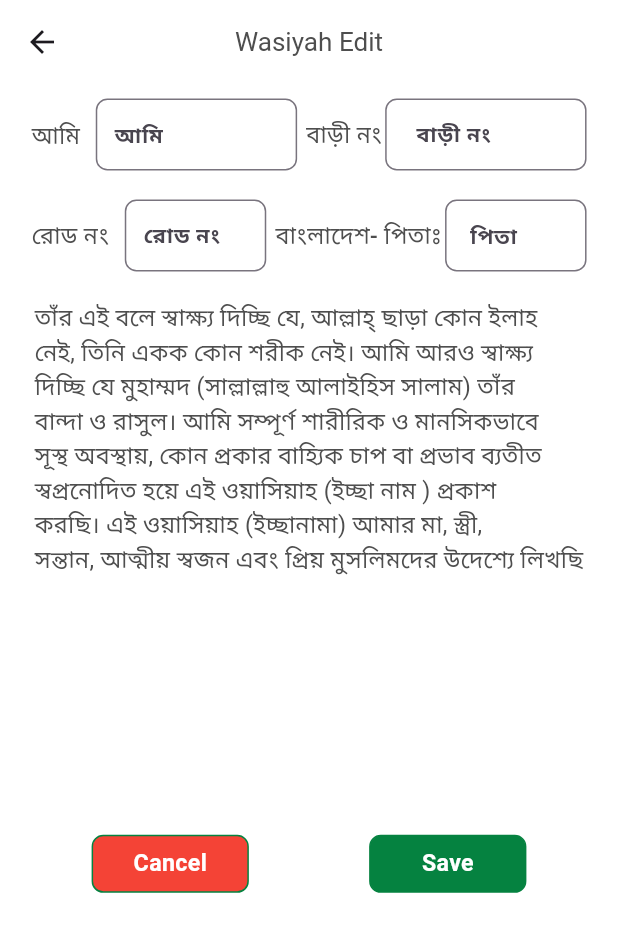
After one commit to nurappsdev/AL-Wasyeeah-App, a Flutter app: the WasyyahScreen screen opened by its route, after a tap on "Edit", on a phone screen of 412 x 824 dp. The commit adds this screen. Shown: the top 932 px of the screen. Run offline on Flutter 3.47's test engine with Material 3 defaults, Android fonts, the phone set to English and light mode, and no system bars; our stand-ins replace cached_network_image, fl_chart, flutter_screenutil, flutter_spinkit, flutter_svg, fluttertoast and 6 more; missing offline and left inert: country_flags, mime_type; accounts and stored records are empty; Roboto replaces fonts that are missing (Poppins-Regular); project files that could hold a hidden picture were left out.

Commit message:
wasyyia done

```diff
--- a/lib/helpers/app_routes.dart
+++ b/lib/helpers/app_routes.dart
@@ -20,6 +20,7 @@ class AppRoutes {
   static const String fatherInfoScreen = "/fatherInfoScreen.dart";
   static const String homeScreen = "/homeScreen.dart";
   static const String wasyyahScreen = "/wasyyahScreen.dart";
+  static const String wasyyahEditScreen = "/wasyyahEditScreen.dart";
 
   static List<GetPage> get routes => [
    GetPage(name: splashScreen, page: () =>  SplashScreen()),
@@ -34,6 +35,7 @@ class AppRoutes {
    GetPage(name: fatherInfoScreen, page: () => FatherInfoScreen()),
    GetPage(name: homeScreen, page: () => HomeScreen()),
    GetPage(name: wasyyahScreen, page: () => WasyyahScreen()),
+   GetPage(name: wasyyahEditScreen, page: () => WasiyahEditScreen()),
 
   ];
 }
--- a/lib/view/screen/screen.dart
+++ b/lib/view/screen/screen.dart
@@ -13,3 +13,4 @@ export 'profile_setting/family_info_screen.dart';
 export 'profile_setting/bank_info_screen.dart';
 export 'home_screen.dart';
 export 'wasyyah/wasyyah_screen.dart';
+export 'wasyyah/wasiyah_edit_screen.dart';
--- /dev/null
+++ b/lib/view/screen/wasyyah/wasiyah_edit_screen.dart
@@ -0,0 +1,139 @@
+import 'package:al_wasyeah/view/widgets/custom_text.dart';
+import 'package:flutter/material.dart';
+import 'package:flutter_screenutil/flutter_screenutil.dart';
+import 'package:get/get.dart';
+
+import '../../../utils/utils.dart';
+import '../../widgets/widgets.dart';
+
+class WasiyahEditScreen extends StatelessWidget {
+  const WasiyahEditScreen({super.key});
+
+  @override
+  Widget build(BuildContext context) {
+    return Scaffold(
+      appBar: AppBar(title: CustomText(text: "Wasiyah Edit".tr,fontsize: 18.sp,),),
+          body: Container(
+            height: Get.height,
+            width: double.infinity,
+            child: Padding(
+              padding: EdgeInsets.symmetric(horizontal: 20.w),
+              child: Column(
+                children: [
+                  SizedBox(height: 10.h),
+                  Row(
+                    mainAxisAlignment: MainAxisAlignment.start,
+                    crossAxisAlignment: CrossAxisAlignment.center,
+                    children: [
+                      CustomText(
+                        text: "আমি".tr,
+                        fontWeight: FontWeight.w500,
+                        fontsize: 16.sp, // Unified font size
+                      ),
+                      SizedBox(width: 10.w),
+                      Expanded(
+                        child: TextField(
+                          decoration: InputDecoration(
+                            hintText: "আমি".tr,
+                            border: OutlineInputBorder(
+                              borderRadius: BorderRadius.circular(8.r),
+                            ),
+                            contentPadding: EdgeInsets.symmetric(vertical: 6.h, horizontal: 8.w),
+                          ),
+                        ),
+                      ),
+                      CustomText(
+                        text: " বাড়ী নং ".tr,
+                        fontWeight: FontWeight.w500,
+                        fontsize: 16.sp, // Unified font size
+                      ),
+                      Expanded(
+                        child: TextFormField(
+                          decoration: InputDecoration(
+                            hintText: " বাড়ী নং ".tr,
+                            border: OutlineInputBorder(
+                              borderRadius: BorderRadius.circular(8.r),
+                            ),
+                            contentPadding: EdgeInsets.symmetric(vertical: 10.h, horizontal: 12.w),
+                          ),
+                        ),
+                      ),
+                    ],
+                  ),
+                  SizedBox(height: 20.h),
+                  Row(
+                    mainAxisAlignment: MainAxisAlignment.start,
+                    crossAxisAlignment: CrossAxisAlignment.center,
+                    children: [
+                      CustomText(
+                        text: "রোড নং".tr,
+                        fontWeight: FontWeight.w500,
+                        fontsize: 16.sp, // Unified font size
+                      ),
+                      SizedBox(width: 10.w),
+                      Expanded(
+                        child: TextField(
+                          decoration: InputDecoration(
+                            hintText: "রোড নং".tr,
+                            border: OutlineInputBorder(
+                              borderRadius: BorderRadius.circular(8.r),
+                            ),
+                            contentPadding: EdgeInsets.symmetric(vertical: 6.h, horizontal: 8.w),
+                          ),
+                        ),
+                      ),
+                      CustomText(
+                        text: " বাংলাদেশ- ".tr,
+                        fontsize: 16.sp, // Unified font size
+                        fontWeight: FontWeight.w500,
+                      ),
+                      CustomText(
+                        text: "পিতাঃ ".tr,
+                        fontsize: 16.sp, // Unified font size
+                        fontWeight: FontWeight.w500,
+                      ),
+                      Expanded(
+                        child: TextField(
+                          decoration: InputDecoration(
+                            hintText: "পিতা".tr,
+                            border: OutlineInputBorder(
+                              borderRadius: BorderRadius.circular(8.r),
+                            ),
+                            contentPadding: EdgeInsets.symmetric(vertical: 10.h, horizontal: 12.w),
+                          ),
+                        ),
+                      ),
+                    ],
+                  ),
+                  SizedBox(height: 20.h),
+                  SizedBox(
+                    height: 300.h,
+                    child: CustomText(
+                      maxline: 10,
+                      fontsize: 16.sp, // Unified font size
+                      text: "তাঁর এই বলে স্বাক্ষ্য দিচ্ছি যে, আল্লাহ্ ছাড়া কোন ইলাহ \nনেই, তিনি একক কোন শরীক নেই। আমি আরও স্বাক্ষ্য \nদিচ্ছি যে মুহাম্মদ (সাল্লাল্লাহু আলাইহিস সালাম) তাঁর \nবান্দা ও রাসুল। আমি সম্পূর্ণ শারীরিক ও মানসিকভাবে \nসূস্থ অবস্থায়, কোন প্রকার বাহ্যিক চাপ বা প্রভাব ব্যতীত \nস্বপ্রনোদিত হয়ে এই ওয়াসিয়াহ (ইচ্ছা নাম ) প্রকাশ \nকরছি। এই ওয়াসিয়াহ (ইচ্ছানামা) আমার মা, স্ত্রী, \nসন্তান, আত্মীয় স্বজন এবং প্রিয় মুসলিমদের উদেশ্যে লিখছি",
+                      textAlign: TextAlign.start,
+                    ),
+                  ),
+                  SizedBox(height: 60.h),
+                  Row(
+                    mainAxisAlignment: MainAxisAlignment.spaceAround,
+                    children: [
+                      Padding(
+                        padding: const EdgeInsets.all(8.0),
+                        child: CustomButton(title: "Cancel".tr, onpress: (){},width: 100.w,height: 40.h,color: Colors.red,),
+                      ),
+                      Padding(
+                        padding: const EdgeInsets.all(8.0),
+                        child: CustomButton(title: "Save".tr, onpress: (){},width: 100.w,height: 40.h,color: AppColors.primaryColor,),
+                      )
+                    ],
+                  ),
+                ],
+              ),
+            ),
+          ),
+
+    );
+  }
+}
--- a/lib/view/screen/wasyyah/wasyyah_screen.dart
+++ b/lib/view/screen/wasyyah/wasyyah_screen.dart
@@ -1,4 +1,5 @@
 
+import 'package:al_wasyeah/helpers/app_routes.dart';
 import 'package:al_wasyeah/utils/app_colors.dart';
 import 'package:al_wasyeah/view/widgets/custom_button.dart';
 import 'package:al_wasyeah/view/widgets/custom_text.dart';
@@ -77,7 +78,11 @@ class WasyyahScreen extends StatelessWidget {
                            Row(
                              mainAxisAlignment: MainAxisAlignment.spaceBetween,
                              children: [
-                               _iconTextCon(Icons.edit_calendar_outlined,"Edit"),
+                               GestureDetector(
+                                   onTap: (){
+                                     Get.toNamed(AppRoutes.wasyyahEditScreen,preventDuplicates: false);
+                                   },
+                                   child: _iconTextCon(Icons.edit_calendar_outlined,"Edit")),
 
                                _iconTextCon(Icons.remove_red_eye_outlined,"View"),
                              ],
@@ -123,7 +128,11 @@ class WasyyahScreen extends StatelessWidget {
                             Row(
                               mainAxisAlignment: MainAxisAlignment.spaceBetween,
                               children: [
-                                _iconTextCon(Icons.edit_calendar_outlined,"Edit"),
+                                GestureDetector(
+                                    onTap: (){
+
+                                    },
+                                    child: _iconTextCon(Icons.edit_calendar_outlined,"Edit")),
 
                                 _iconTextCon(Icons.remove_red_eye_outlined,"View"),
                               ],
@@ -141,7 +150,7 @@ class WasyyahScreen extends StatelessWidget {
       ),
     );
   }
-Widget _iconTextCon( IconData icon, String text){
+Widget _iconTextCon(IconData icon, String text){
     return Padding(
       padding: const EdgeInsets.all(8.0),
       child: Container(
```
